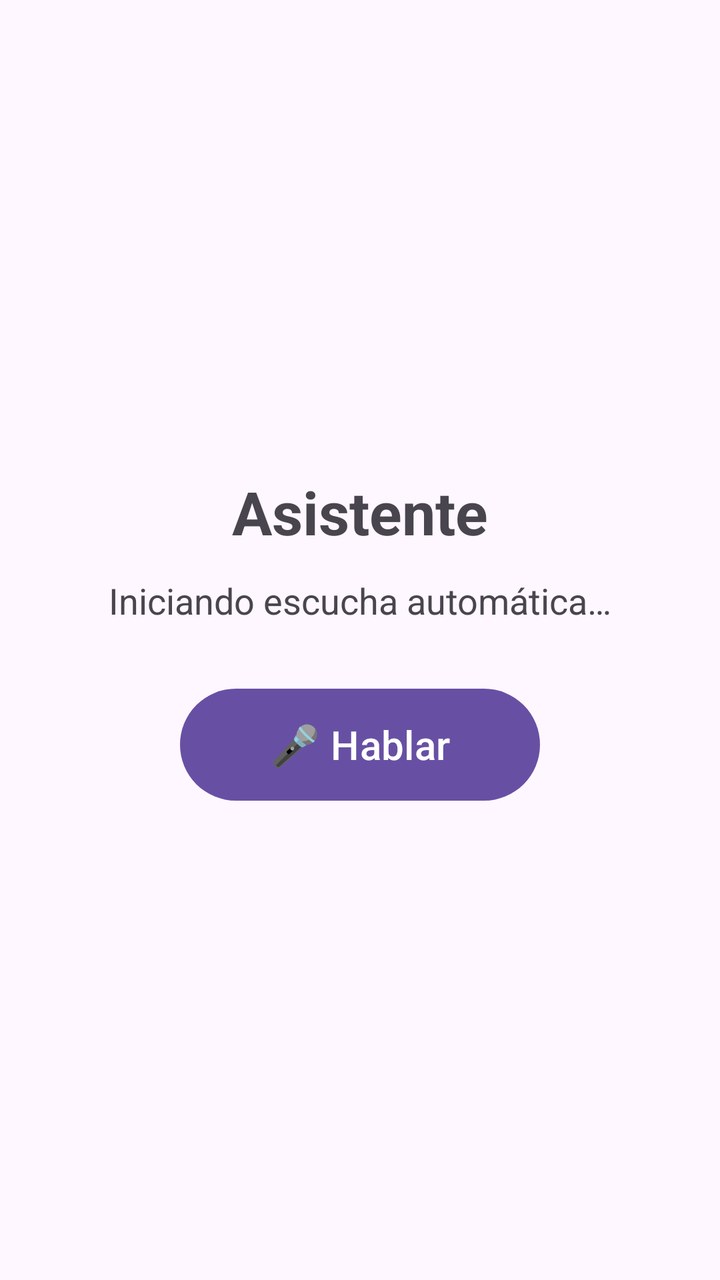
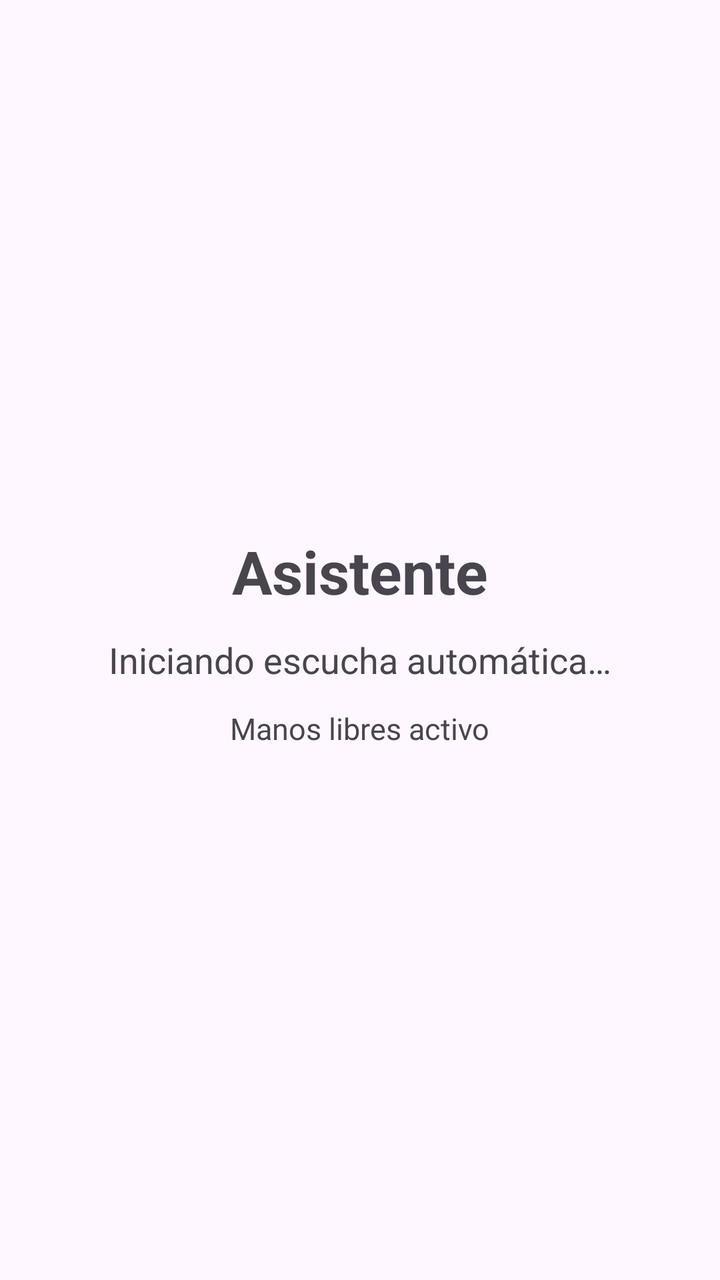

Two renders of the same Android screen: before a commit and after it. Below are the layout's source before the change and the commit's diff.
<!-- AndroidManifest.xml: application theme Theme.Asistente -->
<!-- res/layout/activity_main.xml -->
<?xml version="1.0" encoding="utf-8"?>
<LinearLayout xmlns:android="http://schemas.android.com/apk/res/android"
    android:layout_width="match_parent"
    android:layout_height="match_parent"
    android:orientation="vertical"
    android:gravity="center"
    android:padding="24dp">

    <TextView
        android:id="@+id/titleText"
        android:layout_width="wrap_content"
        android:layout_height="wrap_content"
        android:text="Asistente"
        android:textSize="30sp"
        android:textStyle="bold"
        android:layout_marginBottom="12dp" />

    <TextView
        android:id="@+id/statusText"
        android:layout_width="match_parent"
        android:layout_height="wrap_content"
        android:text="Iniciando escucha automática…"
        android:textSize="18sp"
        android:gravity="center"
        android:layout_marginBottom="28dp" />

    <Button
        android:id="@+id/micButton"
        android:layout_width="180dp"
        android:layout_height="64dp"
        android:text="🎤 Hablar"
        android:textSize="20sp" />

</LinearLayout>
<!-- resources referenced by this layout -->
<resources>
  <style name="Theme.Asistente" parent="Theme.Material3.DayNight.NoActionBar">
          <item name="android:windowLightStatusBar">true</item>
      </style>
</resources>

<!-- the commit's change to res/layout/activity_main.xml (unified diff, before → after) -->
@@ -22,13 +22,12 @@
         android:text="Iniciando escucha automática…"
         android:textSize="18sp"
         android:gravity="center"
-        android:layout_marginBottom="28dp" />
+        android:layout_marginBottom="12dp" />
 
-    <Button
-        android:id="@+id/micButton"
-        android:layout_width="180dp"
-        android:layout_height="64dp"
-        android:text="🎤 Hablar"
-        android:textSize="20sp" />
+    <TextView
+        android:layout_width="wrap_content"
+        android:layout_height="wrap_content"
+        android:text="Manos libres activo"
+        android:textSize="15sp" />
 
 </LinearLayout>
